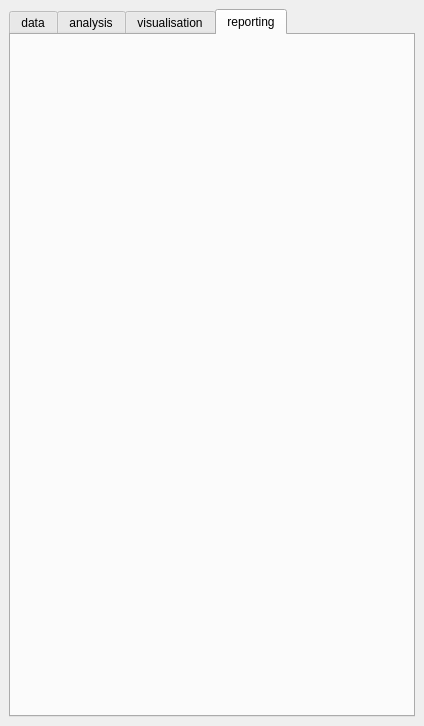
Old version of the form PASCAL2/spatial_decision_dockwidget_base.ui in the repository SimonGriffioen/GEO1005.
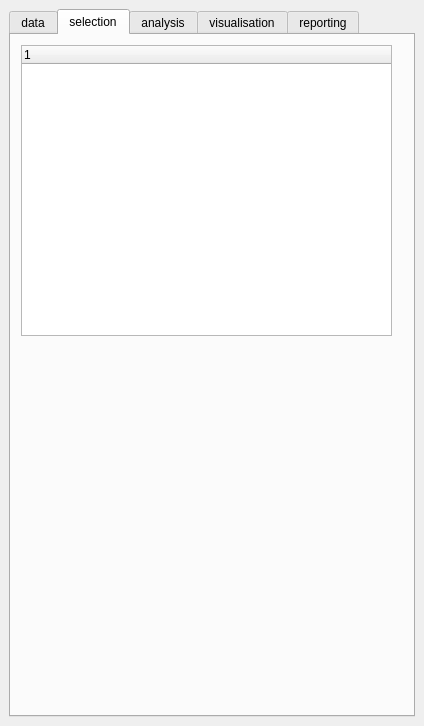
New version of the form.

Commit message:
Select from tree
testing first setup

What changed in the file:
```diff
--- a/PASCAL2/spatial_decision_dockwidget_base.ui
+++ b/PASCAL2/spatial_decision_dockwidget_base.ui
@@ -15,10 +15,10 @@
   </property>
   <widget class="QWidget" name="dockWidgetContents">
    <layout class="QGridLayout" name="gridLayout">
-    <item row="0" column="1">
+    <item row="0" column="0">
      <widget class="QTabWidget" name="sampleWidgets">
       <property name="currentIndex">
-       <number>3</number>
+       <number>1</number>
       </property>
       <widget class="QWidget" name="dataTab">
        <attribute name="title">
@@ -34,6 +34,26 @@
         </item>
        </layout>
       </widget>
+      <widget class="QWidget" name="selectionTab">
+       <attribute name="title">
+        <string>selection</string>
+       </attribute>
+       <widget class="QTreeWidget" name="selectionTree">
+        <property name="geometry">
+         <rect>
+          <x>10</x>
+          <y>10</y>
+          <width>371</width>
+          <height>291</height>
+         </rect>
+        </property>
+        <column>
+         <property name="text">
+          <string notr="true">1</string>
+         </property>
+        </column>
+       </widget>
+      </widget>
       <widget class="QWidget" name="analysisTab">
        <attribute name="title">
         <string>analysis</string>
@@ -99,16 +119,16 @@
         </item>
        </layout>
       </widget>
-      <widget class="QWidget" name="tab">
-       <attribute name="title">
-        <string>visualisation</string>
-       </attribute>
-      </widget>
       <widget class="QWidget" name="visualisationTab">
        <attribute name="title">
+        <string>visualisation</string>
+       </attribute>
+      </widget>
+      <widget class="QWidget" name="reportingTab">
+       <attribute name="title">
         <string>reporting</string>
        </attribute>
-       <layout class="QVBoxLayout" name="verticalLayout" stretch=""/>
+       <layout class="QVBoxLayout" name="verticalLayout"/>
       </widget>
      </widget>
     </item>
```
Left out of the diff: 34 changed lines with no effect on the pictures. The commit also changes 1 other file.
